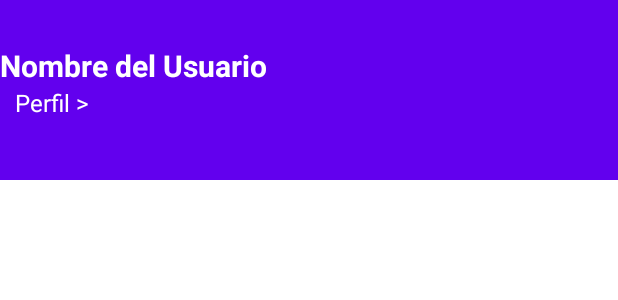
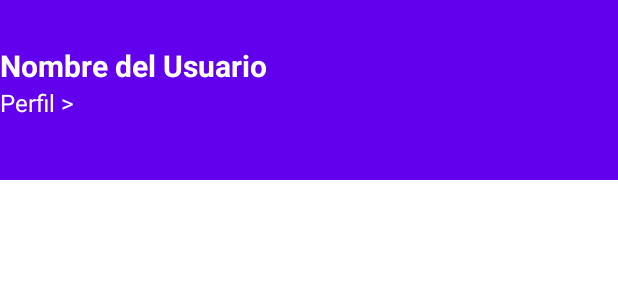
Before and after one commit to Geider10/Kotlin_TP, an Android app: the layout nav_header_home.xml on its own in the app's theme, with its tools: preview values and no code run, on a phone screen of 412 x 824 dp. Shown: the top 300 px of the screen. Run offline under Robolectric (Android 15) with nearby library versions, the light colour scheme and no system bars.

Commit message:
feat(person): gets userData to render in headerMenudrawer and ProfileUser

```diff
--- a/app/src/main/res/layout/nav_header_home.xml
+++ b/app/src/main/res/layout/nav_header_home.xml
@@ -1,27 +1,14 @@
 <?xml version="1.0" encoding="utf-8"?>
 <androidx.constraintlayout.widget.ConstraintLayout
     xmlns:android="http://schemas.android.com/apk/res/android"
+    xmlns:app="http://schemas.android.com/apk/res-auto"
     xmlns:tools="http://schemas.android.com/tools"
-    xmlns:app="http://schemas.android.com/apk/res-auto"
     android:layout_width="match_parent"
     android:layout_height="120dp"
-    android:background="@color/purple_500"
-    android:focusable="true">
-    <!--
-    <ImageView
-        android:id="@+id/ivUser"
-        android:layout_width="80dp"
-        android:layout_height="80dp"
-        android:layout_marginStart="16dp"
-        android:layout_marginTop="20dp"
-        android:src="@drawable/usuario"
-        app:layout_constraintStart_toStartOf="parent"
-        app:layout_constraintTop_toTopOf="parent"
-        app:layout_constraintBottom_toBottomOf="parent"
-        app:layout_constraintVertical_bias="0.0"/>
--->
+    android:background="@color/purple_500">
+
     <TextView
-        android:id="@+id/tvName"
+        android:id="@+id/tvNameUser"
         android:layout_width="wrap_content"
         android:layout_height="wrap_content"
         android:layout_marginTop="30dp"
@@ -30,18 +17,17 @@
         android:textStyle="bold"
         app:layout_constraintStart_toStartOf="parent"
         app:layout_constraintTop_toTopOf="parent"
-        tools:text="Nombre del Usuario" />
+        android:text="Nombre del Usuario" />
 
     <TextView
         android:id="@+id/tvPerfil"
         android:layout_width="wrap_content"
         android:layout_height="wrap_content"
-        android:layout_marginStart="10dp"
         android:text="Perfil >"
         android:textColor="@color/white"
         android:textSize="16sp"
-        app:layout_constraintStart_toStartOf="@id/tvName"
-        app:layout_constraintTop_toBottomOf="@id/tvName"
+        app:layout_constraintStart_toStartOf="parent"
+        app:layout_constraintTop_toBottomOf="@id/tvNameUser"
 />
 
 </androidx.constraintlayout.widget.ConstraintLayout>
--- a/app/src/main/res/menu/menu_navigation_home.xml
+++ b/app/src/main/res/menu/menu_navigation_home.xml
@@ -2,16 +2,16 @@
 <menu xmlns:android="http://schemas.android.com/apk/res/android">
     <item
         android:id="@+id/nav_item_one"
-        android:title="Opcion 1"
+        android:title="Vehiculos Reportados"
         android:icon="@drawable/ic_item_one"/>
 
     <item
         android:id="@+id/nav_item_two"
-        android:title="Opcion 2"
+        android:title="Agregar Reporte"
         android:icon="@drawable/ic_item_two"/>
 
     <item
         android:id="@+id/nav_item_three"
-        android:title="Opcion 3"
+        android:title="Gestionar Reportes"
         android:icon="@drawable/ic_item_three"/>
 </menu>
```
Also changed, not shown: app/src/main/AndroidManifest.xml (+7 -0 lines), app/src/main/java/com/example/kotlin/HomeActivity.kt (+30 -1 lines), app/src/main/java/com/example/kotlin/MainActivity.kt (+5 -5 lines), app/src/main/java/com/example/kotlin/Persistencia.kt (+14 -1 lines), app/src/main/java/com/example/kotlin/ProfileUserActivity.kt (added, +19 -0 lines), app/src/main/java/com/example/kotlin/fragments/SecondFragment.kt (+7 -4 lines), app/src/main/res/layout/activity_profile_user.xml (added, +9 -0 lines).
